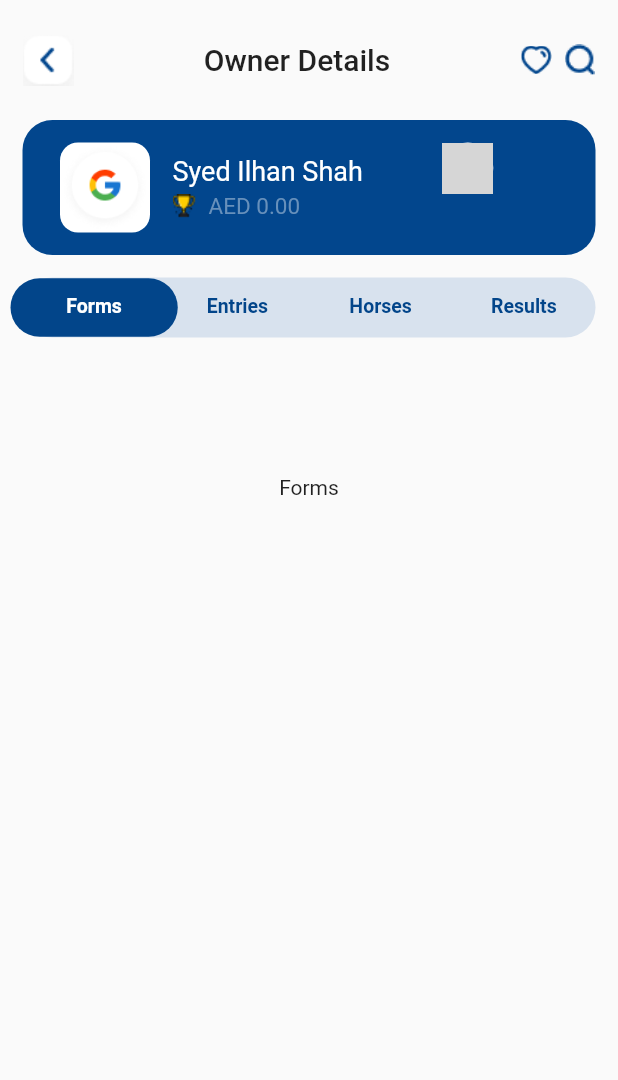
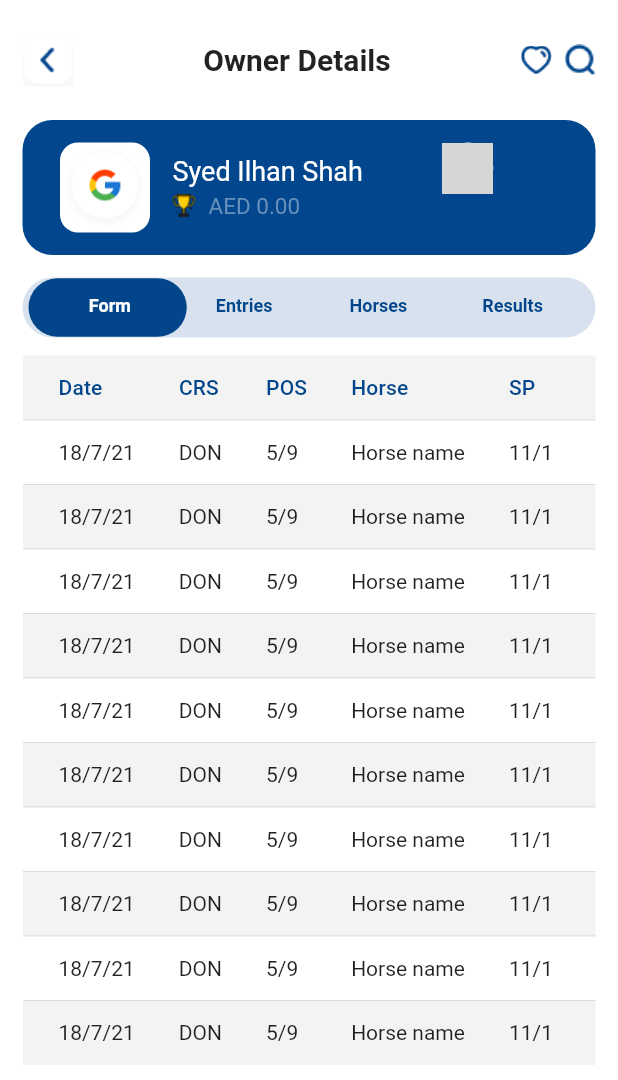
Before and after one commit to Syed-dev209/racing_eye, a Flutter app: the OwnerDetails screen opened directly, on a phone screen of 412 x 824 dp. Shown: the top 1080 px of the screen. Run offline on Flutter 3.47's test engine with Material 2 defaults, Android fonts, the phone set to English and light mode, and no system bars; our stand-ins replace bubble_tab_indicator; missing offline and left inert: flutter_custom_tab_bar; network calls fail; grey boxes are pictures that could not be loaded.

Commit message:
owner details page created

```diff
--- a/lib/Models/OwnerFormDataTableModel.dart
+++ b/lib/Models/OwnerFormDataTableModel.dart
@@ -1,8 +1,10 @@
 class OwnerFormDataItems {
   String date, crs, pos, horse, sp;
+  int index;
 
   OwnerFormDataItems(
       {required this.date,
+        required this.index,
       required this.crs,
       required this.pos,
       required this.horse,
--- a/lib/Screens/Components/customWhiteAppBar.dart
+++ b/lib/Screens/Components/customWhiteAppBar.dart
@@ -9,9 +9,13 @@ class CustomWhiteAppBar extends StatelessWidget {
     return  Row(
       mainAxisAlignment: MainAxisAlignment.spaceBetween,
       children: [
-        Image.asset('images/backWhite.png'),
+        GestureDetector(
+          onTap: (){
+            Navigator.pop(context);
+          },
+            child: Image.asset('images/backWhite.png')),
         Text(headerText,style: TextStyle(
-            fontWeight: FontWeight.w500,
+            fontWeight: FontWeight.w600,
             fontSize: 20.0
         ),),
         SizedBox(
@@ -20,11 +24,7 @@ class CustomWhiteAppBar extends StatelessWidget {
           child: Row(
             children: [
               Expanded(
-                  child: GestureDetector(
-                    onTap: (){
-                      Navigator.pop(context);
-                    },
-                  child: Image.asset('images/Favorite.png'))),
+                  child: Image.asset('images/Favorite.png')),
               SizedBox(width: 8.0,),
               Expanded(child: Image.asset('images/searchBlue.png'))
             ],
--- a/lib/Screens/ownerDetails.dart
+++ b/lib/Screens/ownerDetails.dart
@@ -18,70 +18,85 @@ class _OwnerDetailsState extends State<OwnerDetails> {
   @override
   Widget build(BuildContext context) {
     return Scaffold(
+      backgroundColor: Colors.white,
       body: SafeArea(
         child: Container(
-          padding: EdgeInsets.symmetric(horizontal: 15.0,vertical: 15.0),
-          height: MediaQuery.of(context).size.height*0.964,
+          padding: EdgeInsets.symmetric(horizontal: 15.0, vertical: 15.0),
+          height: MediaQuery.of(context).size.height * 0.964,
           width: MediaQuery.of(context).size.width,
           child: Column(
             children: [
-              CustomWhiteAppBar(headerText: 'Owner Details',),
-              SizedBox(height: 15.0,),
+              CustomWhiteAppBar(
+                headerText: 'Owner Details',
+              ),
+              SizedBox(
+                height: 15.0,
+              ),
               Container(
-                padding: EdgeInsets.only(left: 25.0,right: 10.0,top: 15.0,bottom: 15.0),
+                padding: EdgeInsets.only(
+                    left: 25.0, right: 10.0, top: 15.0, bottom: 15.0),
                 height: 90.0,
                 width: double.maxFinite,
                 decoration: BoxDecoration(
                     color: Color(0xff02468D),
-                  borderRadius: BorderRadius.circular(20.0)
+                    borderRadius: BorderRadius.circular(20.0)),
+                child: Row(children: [
+                  ImagePlaceHolder(
+                    imagePath: 'images/google.png',
                   ),
-                child: Row(
-                  children:[
-                  ImagePlaceHolder(imagePath: 'images/google.png',),
-                    SizedBox(width: 15.0,),
+                  SizedBox(
+                    width: 15.0,
+                  ),
                   Column(
                     crossAxisAlignment: CrossAxisAlignment.start,
                     mainAxisAlignment: MainAxisAlignment.spaceAround,
                     children: [
-                        SizedBox(height: 2.0,),
+                      SizedBox(
+                        height: 2.0,
+                      ),
                       Text(
                         'Syed Ilhan Shah',
-                          style: TextStyle(
-                          color: Colors.white,
-                          fontSize: 18.0
-                        ),
+                        style: TextStyle(color: Colors.white, fontSize: 18.0),
                       ),
                       Row(
                         mainAxisAlignment: MainAxisAlignment.start,
                         children: [
-                            Image.asset('images/cup.png',),
-                            SizedBox(width: 8.0,),
-                            Text('AED 0.00',
+                          Image.asset(
+                            'images/cup.png',
+                          ),
+                          SizedBox(
+                            width: 8.0,
+                          ),
+                          Text(
+                            'AED 0.00',
                             style: TextStyle(
-                              color: Color(0xff6790BB),
-                              fontSize: 15.0
-                            ),
+                                color: Color(0xff6790BB), fontSize: 15.0),
                           )
                         ],
                       ),
-                        SizedBox(height: 2.0,)
+                      SizedBox(
+                        height: 2.0,
+                      )
                     ],
                   ),
-                    SizedBox(width: 53.0,),
+                  SizedBox(
+                    width: 53.0,
+                  ),
                   Align(
                     alignment: Alignment.topRight,
                     child: CircleAvatar(
                       radius: 17.0,
                       backgroundColor: Colors.white,
-                        backgroundImage: NetworkImage('https://upload.wikimedia.org/wikipedia/commons/thumb/3/32/Flag_of_Pakistan.svg/1200px-Flag_of_Pakistan.svg.png'),
+                      backgroundImage: NetworkImage(
+                          'https://upload.wikimedia.org/wikipedia/commons/thumb/3/32/Flag_of_Pakistan.svg/1200px-Flag_of_Pakistan.svg.png'),
                     ),
                   )
-                  ]
+                ]),
               ),
+              SizedBox(
+                height: 15.0,
               ),
-              SizedBox(height: 15.0,),
               Expanded(child: OwnerDataTable())
-
             ],
           ),
         ),
@@ -90,25 +105,34 @@ class _OwnerDetailsState extends State<OwnerDetails> {
   }
 }
 
-
 class OwnerDataTable extends StatefulWidget {
   @override
   _OwnerDataTableState createState() => _OwnerDataTableState();
 }
 
-class _OwnerDataTableState extends State<OwnerDataTable> with SingleTickerProviderStateMixin{
+class _OwnerDataTableState extends State<OwnerDataTable>
+    with SingleTickerProviderStateMixin {
   List<Tab> tabs = [
-   Tab(text: " Forms ",),
-   Tab(text: " Entries ",),
-   Tab(text: " Horses ",),
-   Tab(text: " Results ",),
+    Tab(
+      text: " Form",
+    ),
+    Tab(
+      text: " Entries",
+    ),
+    Tab(
+      text: " Horses",
+    ),
+    Tab(
+      text: " Results",
+    ),
   ];
   TabController? controller;
+
   @override
   void initState() {
     // TODO: implement initState
     super.initState();
-    controller= TabController(length: tabs.length, vsync: this);
+    controller = TabController(length: tabs.length, vsync: this);
   }
 
   @override
@@ -125,24 +149,20 @@ class _OwnerDataTableState extends State<OwnerDataTable> with SingleTickerProvid
         crossAxisAlignment: CrossAxisAlignment.stretch,
         children: [
           Container(
-            height:40.0,
+            padding: EdgeInsets.symmetric(horizontal: 12.0),
+              height: 40.0,
               width: double.maxFinite,
               decoration: BoxDecoration(
                   color: Color(0xffD8E2EE),
-              borderRadius: BorderRadius.circular(20.0)
-            ),
+                  borderRadius: BorderRadius.circular(20.0)),
               child: TabBar(
                 tabs: tabs,
                 controller: controller,
                 unselectedLabelColor: Color(0xFF02458A),
-              unselectedLabelStyle: TextStyle(
-                fontSize: 13.0,
-                fontWeight: FontWeight.bold
-              ),
-              labelStyle: TextStyle(
-                fontSize: 13.0,
-                fontWeight: FontWeight.bold
-              ),
+                unselectedLabelStyle:
+                    TextStyle(fontSize: 12.0, fontWeight: FontWeight.bold),
+                labelStyle:
+                    TextStyle(fontSize: 12.0, fontWeight: FontWeight.bold),
                 labelColor: Colors.white,
                 //  indicatorSize: TabBarIndicatorSize.tab,
                 indicatorPadding: EdgeInsets.zero,
@@ -152,18 +172,16 @@ class _OwnerDataTableState extends State<OwnerDataTable> with SingleTickerProvid
                   indicatorColor: Color(0xFF02458A),
                   // tabBarIndicatorSize: TabBarIndicatorSize.tab,
                 ),
-            )
-          ),
-          Container(
-            height: 200.0,
-            width: double.maxFinite,
+              )),
+          Expanded(
             child: TabBarView(
               controller: controller,
-              children: tabs.map((tab) {
-                return Center(
-                  child: Text(tab.text!),
-                );
-              }).toList(),
+              children: [
+                OwnerFormDataTable(),
+                Text('entries'),
+                Text('horses'),
+                Text('results'),
+              ],
             ),
           )
         ],
@@ -173,33 +191,102 @@ class _OwnerDataTableState extends State<OwnerDataTable> with SingleTickerProvid
 }
 
 class OwnerFormDataTable extends StatefulWidget {
-  const OwnerFormDataTable({Key? key}) : super(key: key);
+
 
   @override
   _OwnerFormDataTableState createState() => _OwnerFormDataTableState();
 }
 
 class _OwnerFormDataTableState extends State<OwnerFormDataTable> {
-  List<OwnerFormDataItems>? list ;
+  List<OwnerFormDataItems>? list;
 
-  List<OwnerFormDataItems> generateList(){
-    return List.generate(16, (index){
+  List<OwnerFormDataItems> generateList() {
+    return List.generate(10, (index) {
       return OwnerFormDataItems(
+        index: index,
           date: '18/7/21',
           crs: 'DON',
           pos: '5/9',
-          horse:"Horse name",
+          horse: "Horse name",
           sp: '11/1');
     });
   }
+
   @override
   void initState() {
     // TODO: implement initState
+    list = generateList();
     super.initState();
   }
+
   @override
   Widget build(BuildContext context) {
-    return Text('');
-      //DataTable(columns: columns, rows: rows);
+    return Container(
+      padding: EdgeInsets.only(top: 12.0),
+      width: MediaQuery.of(context).size.width,
+      child: SingleChildScrollView(
+        child: DataTable(
+          headingRowColor: MaterialStateColor.resolveWith((states) =>  Color(0xffF3F3F3),) ,
+          headingRowHeight: 43.0,
+          dataRowHeight: 43.0,
+          dividerThickness: 0.0,
+          columnSpacing: 25.0,
+            columns: [
+          DataColumn(
+            label: Text(
+              'Date',
+              style: TextStyle(
+                color: Color(0xFF02458A),
+              ),
+            ),
+          ),
+          DataColumn(
+            label: Text(
+              'CRS',
+              style: TextStyle(
+                color: Color(0xFF02458A),
+              ),
+            ),
+          ),
+          DataColumn(
+            label: Text(
+              'POS',
+              style: TextStyle(
+                color: Color(0xFF02458A),
+              ),
+            ),
+          ),
+          DataColumn(
+            label: Text(
+              'Horse',
+              style: TextStyle(
+                color: Color(0xFF02458A),
+              ),
+            ),
+          ),
+          DataColumn(
+            label: Text(
+              'SP',
+              style: TextStyle(
+                color: Color(0xFF02458A),
+              ),
+            ),
+          ),
+        ],
+            rows: list!.map((e){
+              return DataRow(
+                color: MaterialStateColor.resolveWith((states)=> e.index % 2!=0? Color(0xffF3F3F3) : Colors.white ,),
+                  cells: [
+                    DataCell(Text(e.date)),
+                    DataCell(Text(e.crs)),
+                    DataCell(Text(e.pos)),
+                    DataCell(Text(e.horse)),
+                    DataCell(Text(e.sp)),
+                  ]
+              );
+            }).toList()
+        ),
+      ),
+    );
   }
 }
```
Lines whose indentation alone changed are shown as unchanged.
